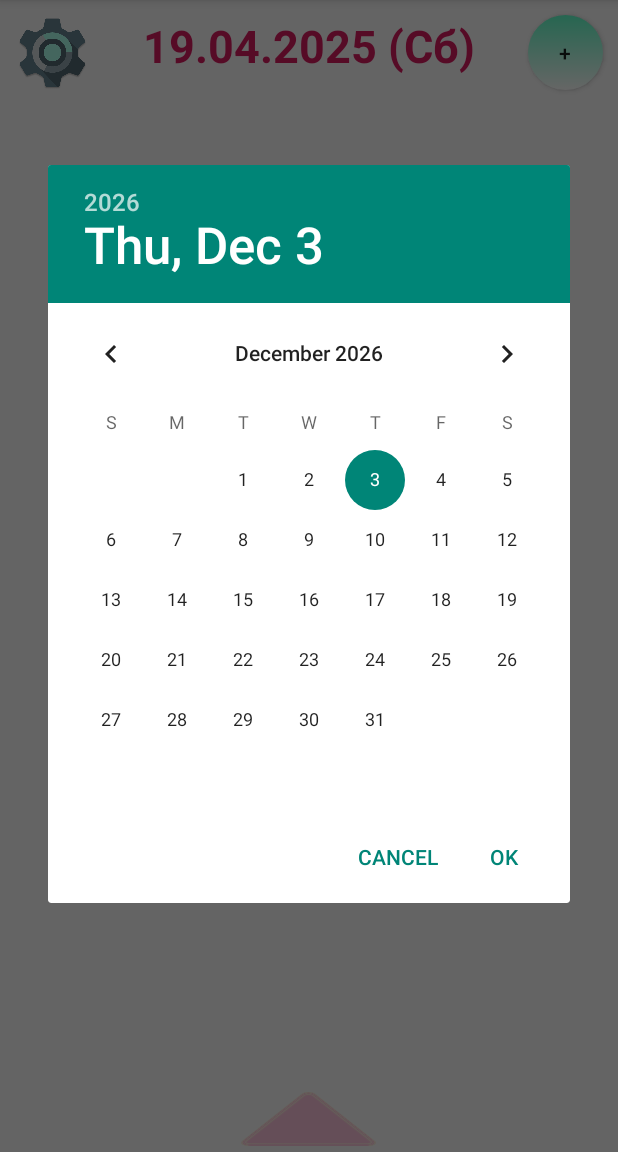
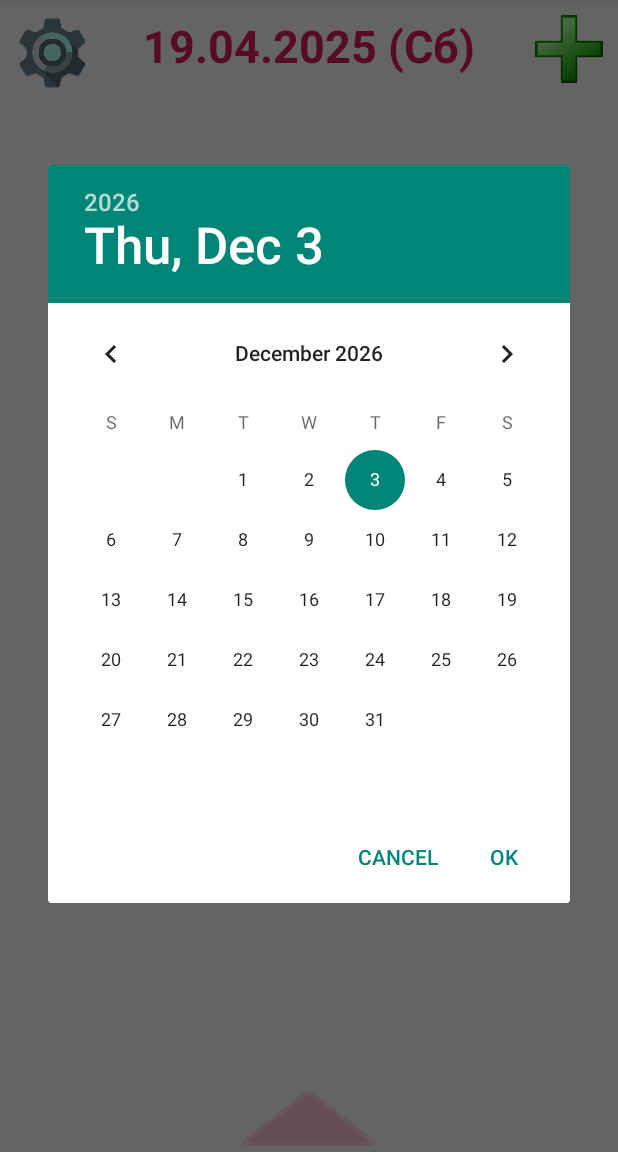
Before and after one commit to EkaterinaKat/KOM2, an Android app: the screen it shows after launch (MainActivity), after a tap on an icon or button, on a phone screen of 412 x 824 dp, the part 84-1236 px from its top. Run offline under Robolectric (Android 15) with nearby library versions, the phone set to English and light mode, and no system bars.

Commit message:
внешний вид поправили

```diff
--- a/app/src/main/res/layout/activity_main.xml
+++ b/app/src/main/res/layout/activity_main.xml
@@ -27,13 +27,12 @@
 
     <Button
         android:id="@+id/add_irt_button"
-        android:layout_width="50dp"
-        android:layout_height="50dp"
+        android:layout_width="45dp"
+        android:layout_height="45dp"
         android:layout_alignParentTop="true"
         android:layout_alignParentEnd="true"
         android:layout_margin="10dp"
-        android:background="@drawable/button"
-        android:text="+" />
+        android:background="@mipmap/plus" />
 
     <TextView
         android:id="@+id/alarm_text_view"
```
Also changed, not shown: app/src/main/java/com/katyshevtseva/kikiorgmobile/core/model/RegularTask.java (+3 -17 lines), app/src/main/java/com/katyshevtseva/kikiorgmobile/utils/GeneralUtil.java (+18 -0 lines), app/src/main/java/com/katyshevtseva/kikiorgmobile/view/TaskMenuDialog.java (+33 -15 lines).
